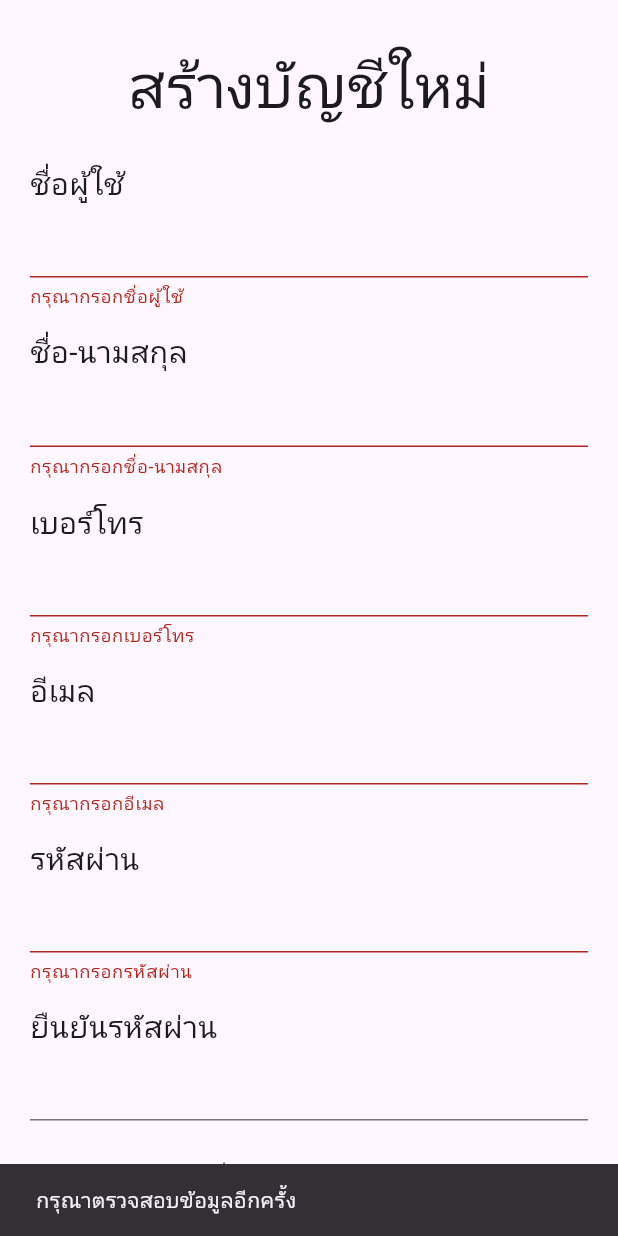
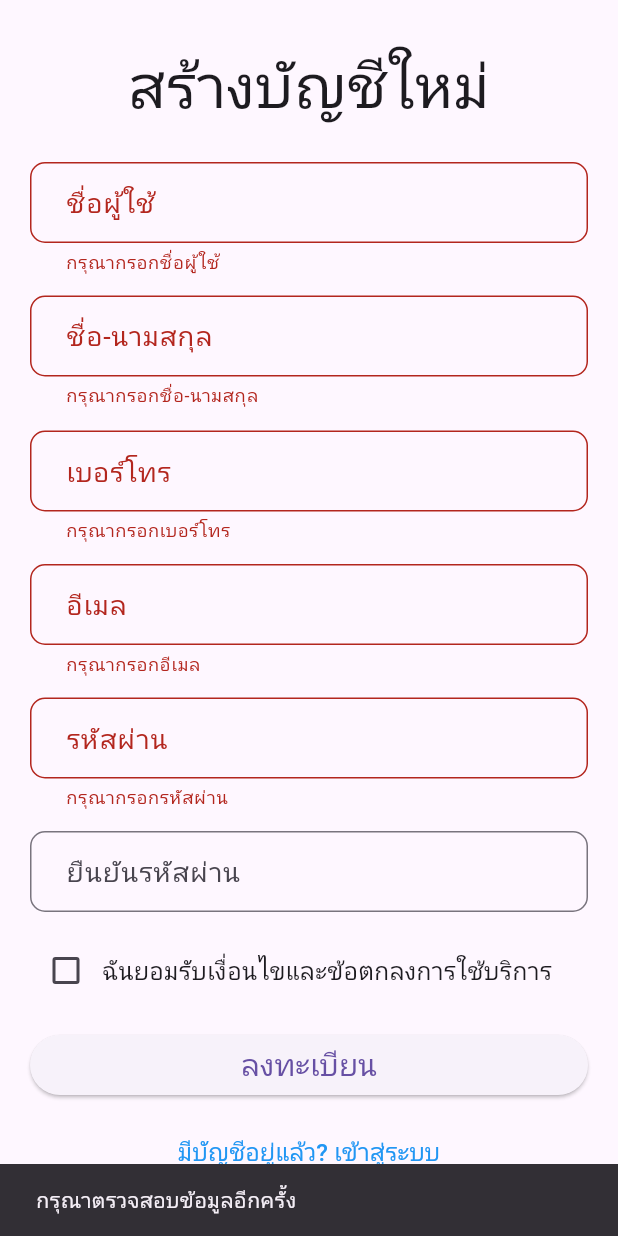
Before and after one commit to caster25/Dormitory-Booking-Application-Affiliated-with-University, a Flutter app: the RegisterScreen screen opened directly, after a tap on "ลงทะเบียน", on a phone screen of 412 x 824 dp. Run offline on Flutter 3.47's test engine with Material 3 defaults, Android fonts, the phone set to English and light mode, and no system bars; our stand-ins replace carousel_slider, cloud_firestore, curved_navigation_bar, firebase_auth, firebase_core, firebase_storage and 5 more; accounts and stored records are empty.

Commit message:
edit main,index,login,register,role page

```diff
--- a/lib/screen/register.dart
+++ b/lib/screen/register.dart
@@ -15,7 +15,8 @@ class _RegisterFormState extends State<RegisterScreen> {
   final _formKey = GlobalKey<FormState>();
   final userProfile profile = userProfile(); // Instance of userProfile
   final TextEditingController _passwordController = TextEditingController();
-  final TextEditingController _confirmPasswordController = TextEditingController();
+  final TextEditingController _confirmPasswordController =
+      TextEditingController();
   final TextEditingController _userfnameController = TextEditingController();
   final TextEditingController _userlnameController = TextEditingController();
   final TextEditingController _numphoneController = TextEditingController();
@@ -28,7 +29,8 @@ class _RegisterFormState extends State<RegisterScreen> {
   void _showErrorDialog(BuildContext context, String message) {
     showDialog(
       context: context,
-    barrierDismissible: false, // ไม่อนุญาตให้ผู้ใช้ปิด dialog โดยการคลิกนอก dialog
+      barrierDismissible:
+          false, // ไม่อนุญาตให้ผู้ใช้ปิด dialog โดยการคลิกนอก dialog
       builder: (BuildContext context) {
         return AlertDialog(
           title: const Text('เกิดข้อผิดพลาด'),
@@ -57,7 +59,8 @@ void _register() async {
       }
 
       try {
-      UserCredential userCredential = await auth.createUserWithEmailAndPassword(
+        UserCredential userCredential =
+            await auth.createUserWithEmailAndPassword(
           email: _emailController.text,
           password: _passwordController.text,
         );
@@ -83,7 +86,8 @@ void _register() async {
       } on FirebaseAuthException catch (e) {
         if (e.code == 'email-already-in-use') {
           // ignore: use_build_context_synchronously
-        _showErrorDialog(context, 'อีเมลนี้มีการใช้งานแล้ว กรุณาใช้อีเมลอื่น');
+          _showErrorDialog(
+              context, 'อีเมลนี้มีการใช้งานแล้ว กรุณาใช้อีเมลอื่น');
         } else {
           // ignore: use_build_context_synchronously
           _showErrorDialog(context, 'Registration error: ${e.message}');
@@ -97,6 +101,21 @@ void _register() async {
         const SnackBar(content: Text('กรุณาตรวจสอบข้อมูลอีกครั้ง')),
       );
     }
+  }
+
+  InputDecoration _buildInputDecoration(String label) {
+    return InputDecoration(
+      labelText: label,
+      labelStyle: const TextStyle(fontSize: 18),
+      border: OutlineInputBorder(
+        borderRadius: BorderRadius.circular(10),
+      ),
+      focusedBorder: OutlineInputBorder(
+        borderRadius: BorderRadius.circular(10),
+        borderSide: const BorderSide(color: Colors.blue, width: 2),
+      ),
+      contentPadding: const EdgeInsets.symmetric(horizontal: 20, vertical: 15),
+    );
   }
 
   @override
@@ -121,9 +140,9 @@ void _register() async {
                   ),
                 ),
                 const SizedBox(height: 15),
-                const Text('ชื่อผู้ใช้', style: TextStyle(fontSize: 20)),
                 TextFormField(
                   controller: _userfnameController,
+                  decoration: _buildInputDecoration('ชื่อผู้ใช้'),
                   validator: (value) {
                     if (value == null || value.isEmpty) {
                       return 'กรุณากรอกชื่อผู้ใช้';
@@ -132,9 +151,9 @@ void _register() async {
                   },
                 ),
                 const SizedBox(height: 15),
-                const Text('ชื่อ-นามสกุล', style: TextStyle(fontSize: 20)),
                 TextFormField(
                   controller: _userlnameController,
+                  decoration: _buildInputDecoration('ชื่อ-นามสกุล'),
                   validator: (value) {
                     if (value == null || value.isEmpty) {
                       return 'กรุณากรอกชื่อ-นามสกุล';
@@ -143,10 +162,10 @@ void _register() async {
                   },
                 ),
                 const SizedBox(height: 15),
-                const Text('เบอร์โทร', style: TextStyle(fontSize: 20)),
                 TextFormField(
                   controller: _numphoneController,
                   keyboardType: TextInputType.phone,
+                  decoration: _buildInputDecoration('เบอร์โทร'),
                   validator: (value) {
                     if (value == null || value.isEmpty) {
                       return 'กรุณากรอกเบอร์โทร';
@@ -158,10 +177,10 @@ void _register() async {
                   },
                 ),
                 const SizedBox(height: 15),
-                const Text('อีเมล', style: TextStyle(fontSize: 20)),
                 TextFormField(
                   controller: _emailController,
                   keyboardType: TextInputType.emailAddress,
+                  decoration: _buildInputDecoration('อีเมล'),
                   validator: (value) {
                     if (value == null || value.isEmpty) {
                       return 'กรุณากรอกอีเมล';
@@ -173,10 +192,10 @@ void _register() async {
                   },
                 ),
                 const SizedBox(height: 15),
-                const Text('รหัสผ่าน', style: TextStyle(fontSize: 20)),
                 TextFormField(
                   controller: _passwordController,
                   obscureText: true,
+                  decoration: _buildInputDecoration('รหัสผ่าน'),
                   validator: (value) {
                     if (value == null || value.isEmpty) {
                       return 'กรุณากรอกรหัสผ่าน';
@@ -188,10 +207,10 @@ void _register() async {
                   },
                 ),
                 const SizedBox(height: 15),
-                const Text('ยืนยันรหัสผ่าน', style: TextStyle(fontSize: 20)),
                 TextFormField(
                   controller: _confirmPasswordController,
                   obscureText: true,
+                  decoration: _buildInputDecoration('ยืนยันรหัสผ่าน'),
                   validator: (value) {
                     if (value != _passwordController.text) {
                       return 'รหัสผ่านไม่ตรงกัน';
@@ -221,7 +240,8 @@ void _register() async {
                   width: double.infinity,
                   child: ElevatedButton(
                     onPressed: _register,
-                    child: const Text('ลงทะเบียน', style: TextStyle(fontSize: 20)),
+                    child:
+                        const Text('ลงทะเบียน', style: TextStyle(fontSize: 20)),
                   ),
                 ),
                 const SizedBox(height: 10),
@@ -230,7 +250,8 @@ void _register() async {
                     onPressed: () {
                       Navigator.push(
                         context,
-                        MaterialPageRoute(builder: (context) => const LoginScreen()),
+                        MaterialPageRoute(
+                            builder: (context) => const LoginScreen()),
                       );
                     },
                     child: const Text(
```
Also changed, not shown: lib/main.dart (+3 -5 lines), lib/screen/index.dart (+17 -10 lines), lib/screen/login.dart (+34 -9 lines), lib/screen/role.dart (+18 -14 lines). Lines whose indentation alone changed are shown as unchanged.
